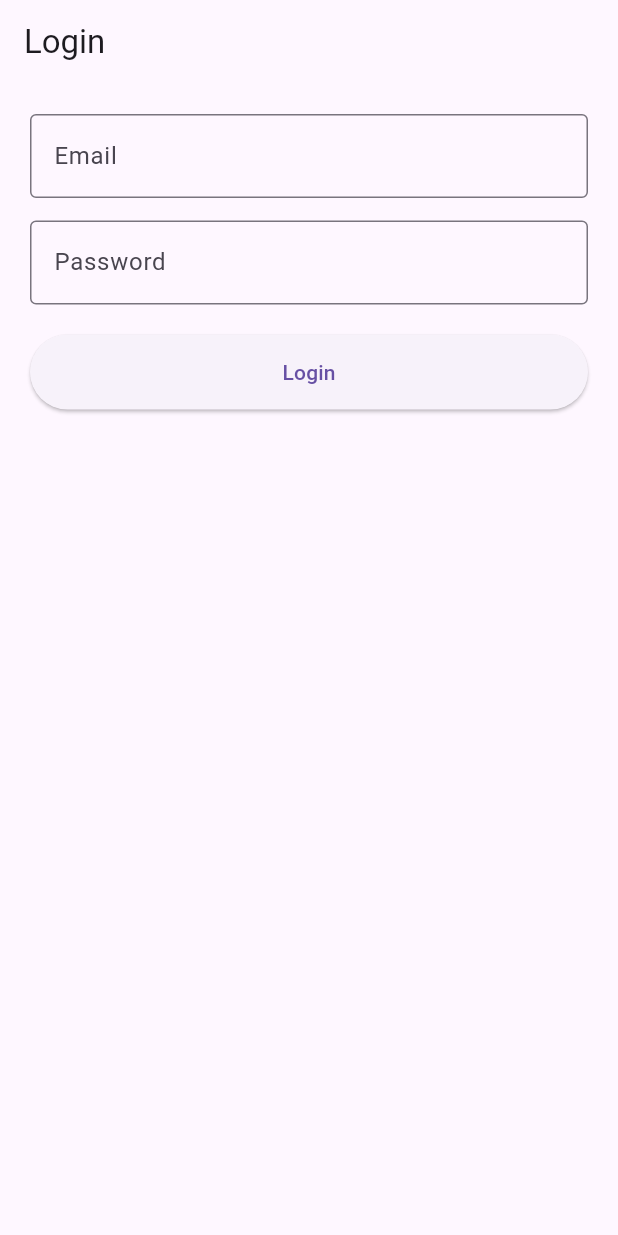
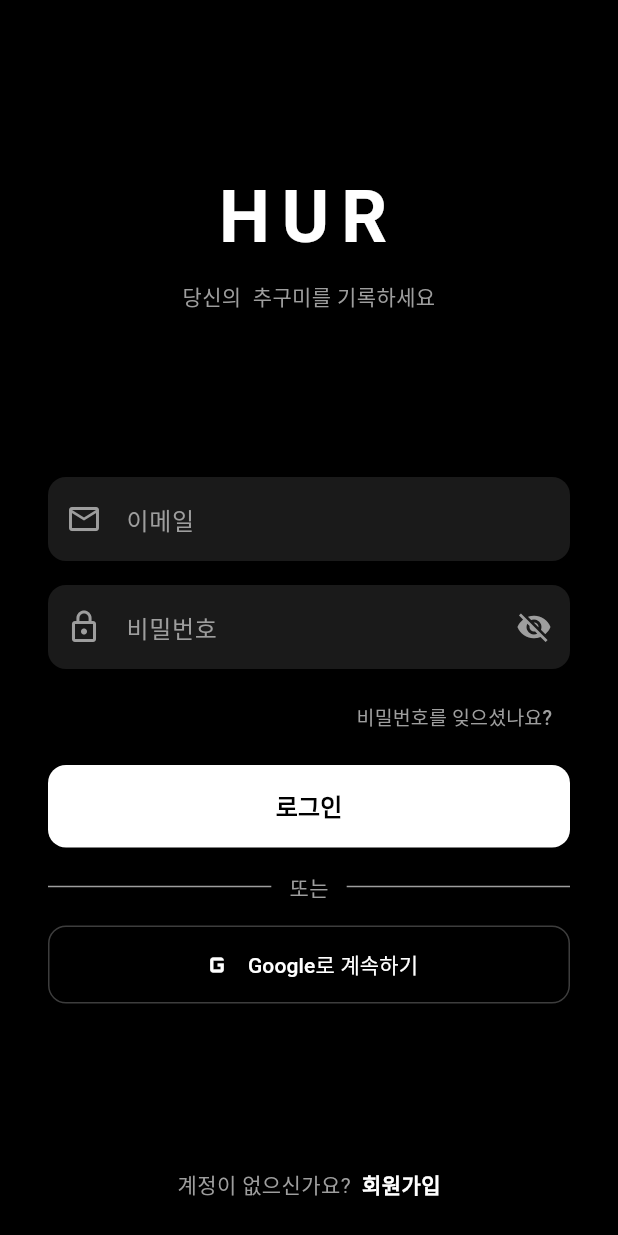
Before and after one commit to App-Legend/HUR, a Flutter app: the LoginPage screen opened directly, on a phone screen of 412 x 824 dp. Run offline on Flutter 3.47's test engine with Material 3 defaults, Android fonts, the phone set to English and light mode, and no system bars.

Commit message:
홈화면 로그인화면 구축

```diff
--- a/Frontend/hur_app/lib/main.dart
+++ b/Frontend/hur_app/lib/main.dart
@@ -1,27 +1,20 @@
 import 'package:flutter/material.dart';
-import 'package:http/http.dart' as http;
-import 'dart:convert';
-import 'screens/LoginScreen.dart';
+import 'package:hur_app/ui/pages/main_page.dart';
 
 void main() {
   runApp(const MyApp());
 }
 
-class MyApp extends StatefulWidget {
+class MyApp extends StatelessWidget {
   const MyApp({super.key});
 
   @override
-  State<MyApp> createState() => _MyAppState();
-}
-
-class _MyAppState extends State<MyApp> {
-
-  String message = "Loading...";
-
-  @override
   Widget build(BuildContext context) {
-    return const MaterialApp(
-      home: LoginPage(),
+    return MaterialApp(
+      title: 'HUR',
+      debugShowCheckedModeBanner: false,
+      theme: ThemeData.dark().copyWith(scaffoldBackgroundColor: Colors.black),
+      home: const MainPage(),
     );
   }
 }
--- a/Frontend/hur_app/lib/models/users.dart
+++ /dev/null
@@ -1,16 +0,0 @@
-class User {
-  final int id;
-  final String email;
-
-  User({
-    required this.id,
-    required this.email,
-  });
-
-  factory User.fromJson(Map<String, dynamic> json) {
-    return User(
-      id: json["id"],
-      email: json["email"],
-    );
-  }
-}
--- a/Frontend/hur_app/lib/screens/LoginScreen.dart
+++ /dev/null
@@ -1,110 +0,0 @@
-import 'package:flutter/material.dart';
-import '../services/auth_service.dart';
-import 'HomeScreen.dart';
-
-class LoginPage extends StatefulWidget {
-  const LoginPage({super.key});
-
-  @override
-  State<LoginPage> createState() => _LoginPageState();
-}
-
-class _LoginPageState extends State<LoginPage> {
-
-  final emailController = TextEditingController();
-  final passwordController = TextEditingController();
-
-  bool isLoading = false;
-  String message = "";
-
-  Future<void> login() async {
-
-    setState(() {
-      isLoading = true;
-      message = "";
-    });
-
-    final user = await AuthService.login(
-      emailController.text,
-      passwordController.text,
-    );
-
-    setState(() {
-      isLoading = false;
-    });
-
-    if (user != null) {
-
-      Navigator.pushReplacement(
-        context,
-        MaterialPageRoute(
-          builder: (context) => const HomePage(),
-        ),
-      );
-
-    } else {
-
-      setState(() {
-        message = "Login failed";
-      });
-
-    }
-  }
-
-  @override
-  Widget build(BuildContext context) {
-    return Scaffold(
-
-      appBar: AppBar(title: const Text("Login")),
-
-      body: Padding(
-        padding: const EdgeInsets.all(20),
-
-        child: Column(
-          children: [
-
-            TextField(
-              controller: emailController,
-              decoration: const InputDecoration(
-                labelText: "Email",
-                border: OutlineInputBorder(),
-              ),
-            ),
-
-            const SizedBox(height: 15),
-
-            TextField(
-              controller: passwordController,
-              obscureText: true,
-              decoration: const InputDecoration(
-                labelText: "Password",
-                border: OutlineInputBorder(),
-              ),
-            ),
-
-            const SizedBox(height: 20),
-
-            SizedBox(
-              width: double.infinity,
-              height: 50,
-              child: ElevatedButton(
-                onPressed: isLoading ? null : login,
-                child: isLoading
-                    ? const CircularProgressIndicator(color: Colors.white)
-                    : const Text("Login"),
-              ),
-            ),
-
-            const SizedBox(height: 20),
-
-            Text(
-              message,
-              style: const TextStyle(color: Colors.red),
-            )
-
-          ],
-        ),
-      ),
-    );
-  }
-}
--- a/Frontend/hur_app/lib/services/auth_service.dart
+++ /dev/null
@@ -1,28 +0,0 @@
-import 'dart:convert';
-import 'package:http/http.dart' as http;
-import '../models/users.dart';
-
-class AuthService {
-
-  static const String baseUrl = "http://localhost:3000";
-
-  static Future<User?> login(String email, String password) async {
-
-    final response = await http.post(
-      Uri.parse("$baseUrl/login"),
-      headers: {"Content-Type": "application/json"},
-      body: jsonEncode({
-        "email": email,
-        "password": password
-      }),
-    );
-
-    final data = jsonDecode(response.body);
-
-    if (data["success"]) {
-      return User.fromJson(data["user"]);
-    } else {
-      return null;
-    }
-  }
-}
--- /dev/null
+++ b/Frontend/hur_app/lib/ui/pages/login_page.dart
@@ -0,0 +1,212 @@
+import 'package:flutter/material.dart';
+
+import 'main_page.dart';
+
+class LoginPage extends StatefulWidget {
+  const LoginPage({super.key});
+
+  @override
+  State<LoginPage> createState() => _LoginPageState();
+}
+
+class _LoginPageState extends State<LoginPage> {
+  final _emailController = TextEditingController();
+  final _passwordController = TextEditingController();
+  bool _obscurePassword = true;
+
+  void _login() {
+    Navigator.of(
+      context,
+    ).pushReplacement(MaterialPageRoute(builder: (_) => const MainPage()));
+  }
+
+  @override
+  void dispose() {
+    _emailController.dispose();
+    _passwordController.dispose();
+    super.dispose();
+  }
+
+  @override
+  Widget build(BuildContext context) {
+    return Scaffold(
+      backgroundColor: Colors.black,
+      body: SafeArea(
+        child: Padding(
+          padding: const EdgeInsets.symmetric(horizontal: 32),
+          child: Column(
+            crossAxisAlignment: CrossAxisAlignment.stretch,
+            children: [
+              const Spacer(flex: 2),
+
+              // 로고
+              const Text(
+                'HUR',
+                textAlign: TextAlign.center,
+                style: TextStyle(
+                  color: Colors.white,
+                  fontSize: 48,
+                  fontWeight: FontWeight.bold,
+                  letterSpacing: 8,
+                ),
+              ),
+              const SizedBox(height: 8),
+              const Text(
+                '당신의  추구미를 기록하세요',
+                textAlign: TextAlign.center,
+                style: TextStyle(color: Colors.grey, fontSize: 14),
+              ),
+
+              const Spacer(flex: 2),
+
+              // 이메일 필드
+              TextField(
+                controller: _emailController,
+                keyboardType: TextInputType.emailAddress,
+                style: const TextStyle(color: Colors.white),
+                decoration: InputDecoration(
+                  hintText: '이메일',
+                  hintStyle: const TextStyle(color: Colors.grey),
+                  prefixIcon: const Icon(
+                    Icons.email_outlined,
+                    color: Colors.grey,
+                  ),
+                  filled: true,
+                  fillColor: const Color(0xFF1A1A1A),
+                  border: OutlineInputBorder(
+                    borderRadius: BorderRadius.circular(12),
+                    borderSide: BorderSide.none,
+                  ),
+                  focusedBorder: OutlineInputBorder(
+                    borderRadius: BorderRadius.circular(12),
+                    borderSide: const BorderSide(color: Colors.white38),
+                  ),
+                ),
+              ),
+              const SizedBox(height: 16),
+
+              // 비밀번호 필드
+              TextField(
+                controller: _passwordController,
+                obscureText: _obscurePassword,
+                style: const TextStyle(color: Colors.white),
+                decoration: InputDecoration(
+                  hintText: '비밀번호',
+                  hintStyle: const TextStyle(color: Colors.grey),
+                  prefixIcon: const Icon(
+                    Icons.lock_outline,
+                    color: Colors.grey,
+                  ),
+                  suffixIcon: IconButton(
+                    icon: Icon(
+                      _obscurePassword
+                          ? Icons.visibility_off
+                          : Icons.visibility,
+                      color: Colors.grey,
+                    ),
+                    onPressed: () =>
+                        setState(() => _obscurePassword = !_obscurePassword),
+                  ),
+                  filled: true,
+                  fillColor: const Color(0xFF1A1A1A),
+                  border: OutlineInputBorder(
+                    borderRadius: BorderRadius.circular(12),
+                    borderSide: BorderSide.none,
+                  ),
+                  focusedBorder: OutlineInputBorder(
+                    borderRadius: BorderRadius.circular(12),
+                    borderSide: const BorderSide(color: Colors.white38),
+                  ),
+                ),
+              ),
+              const SizedBox(height: 8),
+
+              // 비밀번호 찾기
+              Align(
+                alignment: Alignment.centerRight,
+                child: TextButton(
+                  onPressed: () {},
+                  child: const Text(
+                    '비밀번호를 잊으셨나요?',
+                    style: TextStyle(color: Colors.grey, fontSize: 13),
+                  ),
+                ),
+              ),
+              const SizedBox(height: 8),
+
+              // 로그인 버튼
+              ElevatedButton(
+                onPressed: _login,
+                style: ElevatedButton.styleFrom(
+                  backgroundColor: Colors.white,
+                  foregroundColor: Colors.black,
+                  padding: const EdgeInsets.symmetric(vertical: 16),
+                  shape: RoundedRectangleBorder(
+                    borderRadius: BorderRadius.circular(12),
+                  ),
+                ),
+                child: const Text(
+                  '로그인',
+                  style: TextStyle(fontSize: 16, fontWeight: FontWeight.bold),
+                ),
+              ),
+              const SizedBox(height: 16),
+
+              // 구분선
+              Row(
+                children: const [
+                  Expanded(child: Divider(color: Colors.grey)),
+                  Padding(
+                    padding: EdgeInsets.symmetric(horizontal: 12),
+                    child: Text('또는', style: TextStyle(color: Colors.grey)),
+                  ),
+                  Expanded(child: Divider(color: Colors.grey)),
+                ],
+              ),
+              const SizedBox(height: 16),
+
+              // 소셜 로그인 버튼들
+              OutlinedButton.icon(
+                onPressed: () {},
+                icon: const Icon(Icons.g_mobiledata, size: 24),
+                label: const Text('Google로 계속하기'),
+                style: OutlinedButton.styleFrom(
+                  foregroundColor: Colors.white,
+                  side: const BorderSide(color: Colors.white24),
+                  padding: const EdgeInsets.symmetric(vertical: 14),
+                  shape: RoundedRectangleBorder(
+                    borderRadius: BorderRadius.circular(12),
+                  ),
+                ),
+              ),
+
+              const Spacer(flex: 2),
+
+              // 회원가입
+              Row(
+                mainAxisAlignment: MainAxisAlignment.center,
+                children: [
+                  const Text(
+                    '계정이 없으신가요?  ',
+                    style: TextStyle(color: Colors.grey),
+                  ),
+                  GestureDetector(
+                    onTap: () {},
+                    child: const Text(
+                      '회원가입',
+                      style: TextStyle(
+                        color: Colors.white,
+                        fontWeight: FontWeight.bold,
+                      ),
+                    ),
+                  ),
+                ],
+              ),
+              const SizedBox(height: 24),
+            ],
+          ),
+        ),
+      ),
+    );
+  }
+}
```
Also changed, not shown: Frontend/hur_app/lib/screens/HomeScreen.dart (deleted, +0 -20 lines), Frontend/hur_app/lib/ui/pages/main_page.dart (added, +92 -0 lines), 2 other files.
